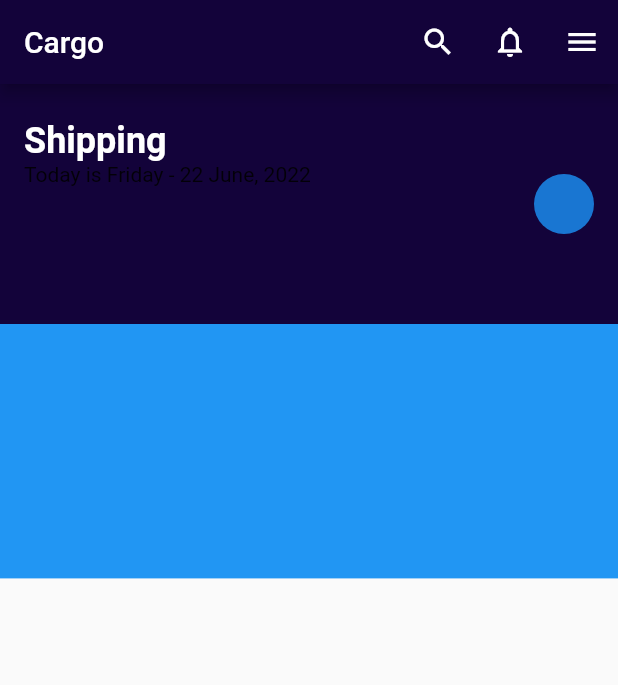
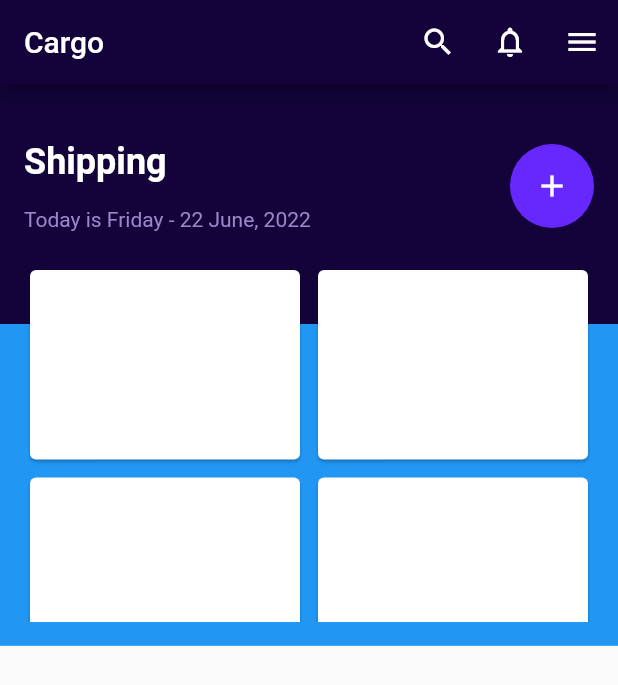
Before and after one commit to JAICHANGPARK/flutter_notebook_chapter_24, a Flutter app: the CargoShippingMainPage screen opened directly, on a phone screen of 412 x 824 dp. Shown: the top 685 px of the screen. Run offline on Flutter 3.47's test engine with Material 2 defaults, Android fonts, the phone set to English and light mode, and no system bars.

Commit message:
Update cargo_shipping_main_page.dart

```diff
--- a/lib/ep1351_cargo_shipping_app/view/cargo_shipping_main_page.dart
+++ b/lib/ep1351_cargo_shipping_app/view/cargo_shipping_main_page.dart
@@ -9,6 +9,8 @@ class CargoShippingMainPage extends StatefulWidget {
 
 class _CargoShippingMainPageState extends State<CargoShippingMainPage> {
   Color _primaryColor = Color.fromRGBO(19, 3, 58, 1);
+  Color _secondaryColor = Color.fromRGBO(154, 134, 200, 1);
+  Color _accentColor = Color.fromRGBO(103, 40, 255, 1);
 
   @override
   Widget build(BuildContext context) {
@@ -39,7 +41,7 @@ class _CargoShippingMainPageState extends State<CargoShippingMainPage> {
         child: Column(
           children: [
             Container(
-              height: MediaQuery.of(context).size.height / 2.5,
+              height: MediaQuery.of(context).size.height / 2.2,
               color: Colors.blue,
               child: Stack(
                 children: [
@@ -50,12 +52,14 @@ class _CargoShippingMainPageState extends State<CargoShippingMainPage> {
                     child: Container(
                       height: 160,
                       color: _primaryColor,
-                      padding: EdgeInsets.only(top: 24, bottom: 24, left: 16, right: 16),
+                      padding: EdgeInsets.only(top: 0, bottom: 24, left: 16, right: 16),
                       child: Row(
                         mainAxisAlignment: MainAxisAlignment.spaceBetween,
+                        crossAxisAlignment: CrossAxisAlignment.center,
                         children: [
                           Column(
                             crossAxisAlignment: CrossAxisAlignment.start,
+                            mainAxisAlignment: MainAxisAlignment.center,
                             children: [
                               Text(
                                 "Shipping",
@@ -65,12 +69,45 @@ class _CargoShippingMainPageState extends State<CargoShippingMainPage> {
                                   fontSize: 24,
                                 ),
                               ),
-                              Text("Today is Friday - 22 June, 2022"),
+                              SizedBox(
+                                height: 16,
+                              ),
+                              Text(
+                                "Today is Friday - 22 June, 2022",
+                                style: TextStyle(
+                                  color: _secondaryColor,
+                                ),
+                              ),
                             ],
                           ),
-                          CircleAvatar()
+                          CircleAvatar(
+                            radius: 28,
+                            foregroundColor: Colors.white,
+                            backgroundColor: _accentColor,
+                            child: Icon(
+                              Icons.add,
+                            ),
+                          )
                         ],
                       ),
+                    ),
+                  ),
+                  Positioned(
+                    left: 16,
+                    bottom: 16,
+                    right: 16,
+                    top: 120,
+                    child: GridView.count(
+                      crossAxisCount: 2,
+                      crossAxisSpacing: 4,
+                      mainAxisSpacing: 4,
+                      childAspectRatio: 1.4,
+                      children: [
+                        Card(),
+                        Card(),
+                        Card(),
+                        Card(),
+                      ],
                     ),
                   )
                 ],
```
